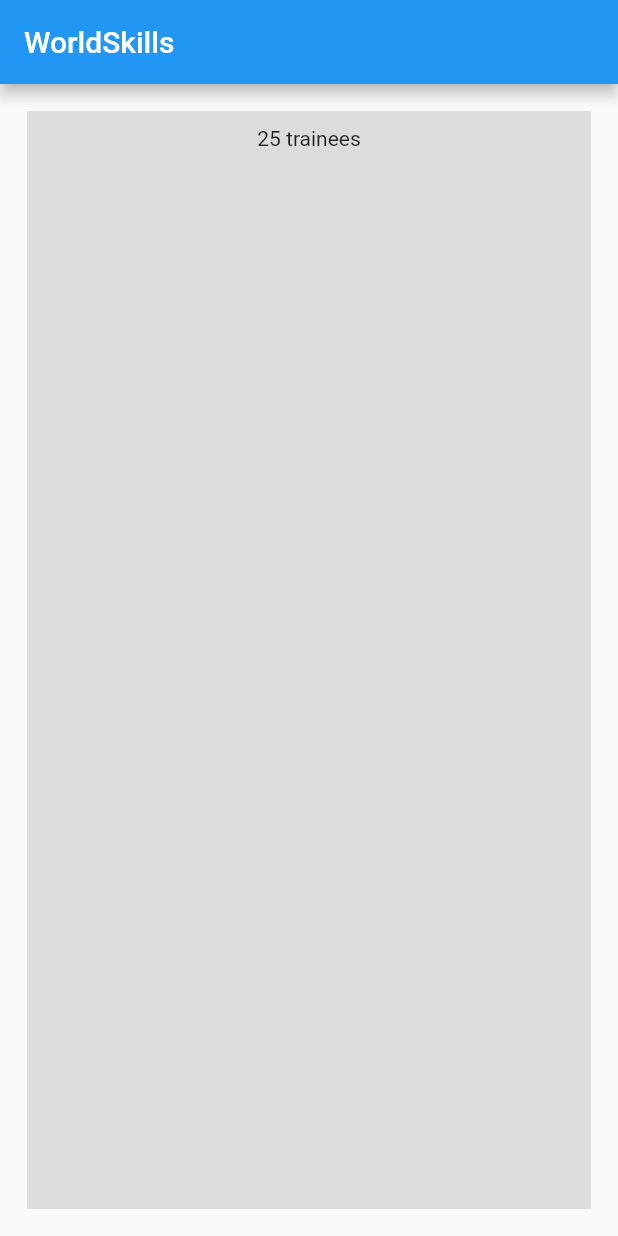
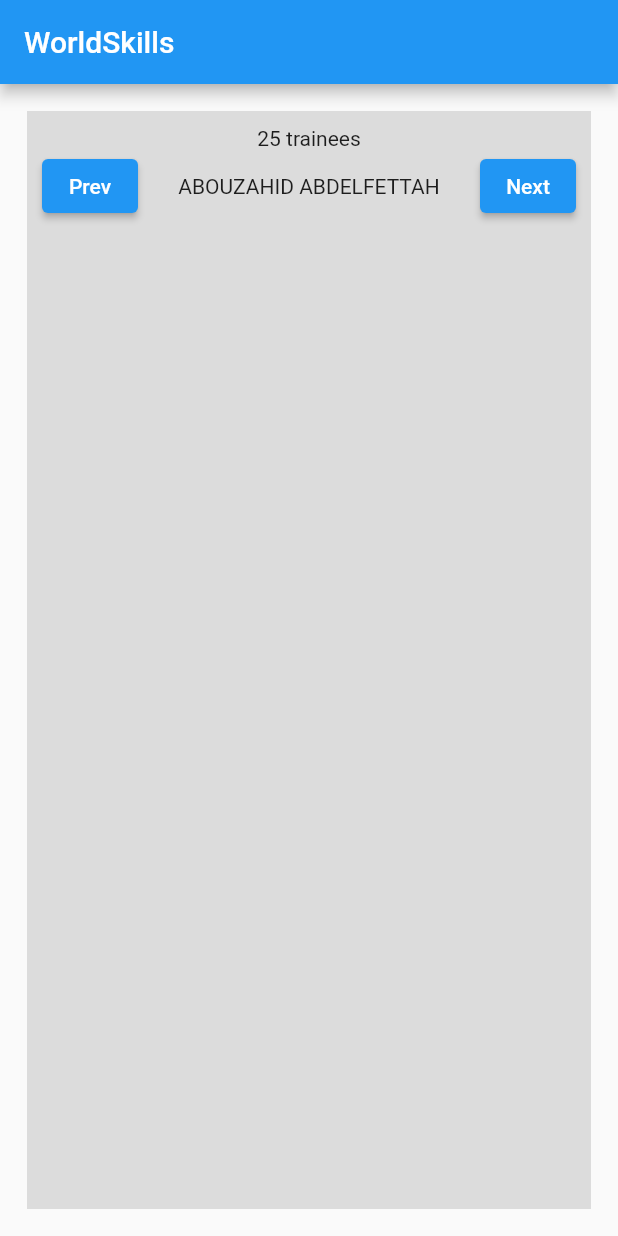
Before and after one commit to Ahbaly/Students-interest, a Flutter app: the screen it shows after launch, on a phone screen of 412 x 824 dp. Run offline on Flutter 3.47's test engine with Material 2 defaults, Android fonts, the phone set to English and light mode, and no system bars.

Commit message:
task 3 : add 2 buttons & name of 1st trainee

```diff
--- a/lib/main.dart
+++ b/lib/main.dart
@@ -9,7 +9,6 @@ void main() {
 
 class MyApp extends StatefulWidget {
   const MyApp({super.key});
-
 
   @override
   State<MyApp> createState() => _MyAppState();
@@ -52,11 +51,26 @@ class _MyAppState extends State<MyApp> {
             decoration: BoxDecoration(
               color: Colors.black12,
             ),
-            child: Row(
-              mainAxisAlignment: MainAxisAlignment.center,
-              crossAxisAlignment: CrossAxisAlignment.stretch,
+            child: Column(
               children: [
-                Text(jsonData.length.toString() + " trainees")
+                Row(
+                  mainAxisAlignment: MainAxisAlignment.center,
+                  children: [Text(jsonData.length.toString() + " trainees")],
+                ),
+                Row(
+                  mainAxisAlignment: MainAxisAlignment.spaceBetween,
+                  children: [
+                    ElevatedButton(
+                      onPressed: () {},
+                      child: Text("Prev"),
+                    ),
+                    Text(jsonData[0]["name"]),
+                    ElevatedButton(
+                      onPressed: () {},
+                      child: Text("Next"),
+                    ),
+                  ],
+                )
               ],
             ),
           ),
```
